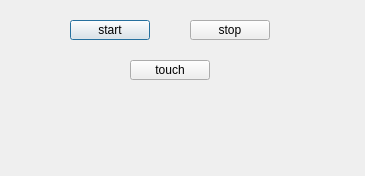
First picture: the form in QtScrcpy/dialog.ui, repository YunLambert/yun_qtscrcpy, before the edit.
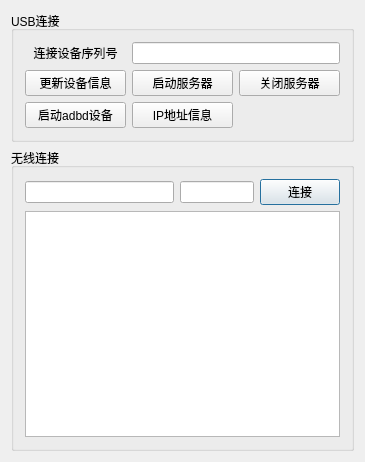
Second picture: the form after the edit.

Diff of the .ui file:
```diff
--- a/QtScrcpy/dialog.ui
+++ b/QtScrcpy/dialog.ui
@@ -7,51 +7,96 @@
     <x>0</x>
     <y>0</y>
     <width>365</width>
-    <height>176</height>
+    <height>462</height>
    </rect>
   </property>
   <property name="windowTitle">
    <string>Dialog</string>
   </property>
-  <widget class="QPushButton" name="startServerBtn">
-   <property name="geometry">
-    <rect>
-     <x>70</x>
-     <y>20</y>
-     <width>80</width>
-     <height>20</height>
-    </rect>
-   </property>
-   <property name="text">
-    <string>start</string>
-   </property>
-  </widget>
-  <widget class="QPushButton" name="stopServerBtn">
-   <property name="geometry">
-    <rect>
-     <x>190</x>
-     <y>20</y>
-     <width>80</width>
-     <height>20</height>
-    </rect>
-   </property>
-   <property name="text">
-    <string>stop</string>
-   </property>
-  </widget>
-  <widget class="QPushButton" name="touchButton">
-   <property name="geometry">
-    <rect>
-     <x>130</x>
-     <y>60</y>
-     <width>80</width>
-     <height>20</height>
-    </rect>
-   </property>
-   <property name="text">
-    <string>touch</string>
-   </property>
-  </widget>
+  <layout class="QGridLayout" name="gridLayout_2">
+   <item row="1" column="0">
+    <widget class="QGroupBox" name="groupBox">
+     <property name="title">
+      <string>无线连接</string>
+     </property>
+     <layout class="QGridLayout" name="gridLayout_3" columnstretch="2,1,1">
+      <item row="0" column="2">
+       <widget class="QPushButton" name="wirelessConnectBtn">
+        <property name="text">
+         <string>连接</string>
+        </property>
+       </widget>
+      </item>
+      <item row="0" column="0">
+       <widget class="QLineEdit" name="deviceipEdit"/>
+      </item>
+      <item row="1" column="0" colspan="3">
+       <widget class="QTextEdit" name="outEdit"/>
+      </item>
+      <item row="0" column="1">
+       <widget class="QLineEdit" name="devicePortEdit"/>
+      </item>
+     </layout>
+    </widget>
+   </item>
+   <item row="0" column="0">
+    <widget class="QGroupBox" name="topGroupBox">
+     <property name="title">
+      <string>USB连接</string>
+     </property>
+     <layout class="QGridLayout" name="gridLayout">
+      <item row="0" column="1" colspan="2">
+       <widget class="QLineEdit" name="serialEdit"/>
+      </item>
+      <item row="0" column="0">
+       <widget class="QLabel" name="devicelabel">
+        <property name="text">
+         <string>连接设备序列号</string>
+        </property>
+        <property name="alignment">
+         <set>Qt::AlignCenter</set>
+        </property>
+       </widget>
+      </item>
+      <item row="3" column="1">
+       <widget class="QPushButton" name="getIPButton">
+        <property name="text">
+         <string>IP地址信息</string>
+        </property>
+       </widget>
+      </item>
+      <item row="3" column="0">
+       <widget class="QPushButton" name="startAdbdButton">
+        <property name="text">
+         <string>启动adbd设备</string>
+        </property>
+       </widget>
+      </item>
+      <item row="1" column="2">
+       <widget class="QPushButton" name="stopServerBtn">
+        <property name="text">
+         <string>关闭服务器</string>
+        </property>
+       </widget>
+      </item>
+      <item row="1" column="1">
+       <widget class="QPushButton" name="startServerBtn">
+        <property name="text">
+         <string>启动服务器</string>
+        </property>
+       </widget>
+      </item>
+      <item row="1" column="0">
+       <widget class="QPushButton" name="updateDevice">
+        <property name="text">
+         <string>更新设备信息</string>
+        </property>
+       </widget>
+      </item>
+     </layout>
+    </widget>
+   </item>
+  </layout>
  </widget>
  <layoutdefault spacing="6" margin="11"/>
  <resources/>
```
Left out of the diff: 2 changed lines with no effect on the pictures.
